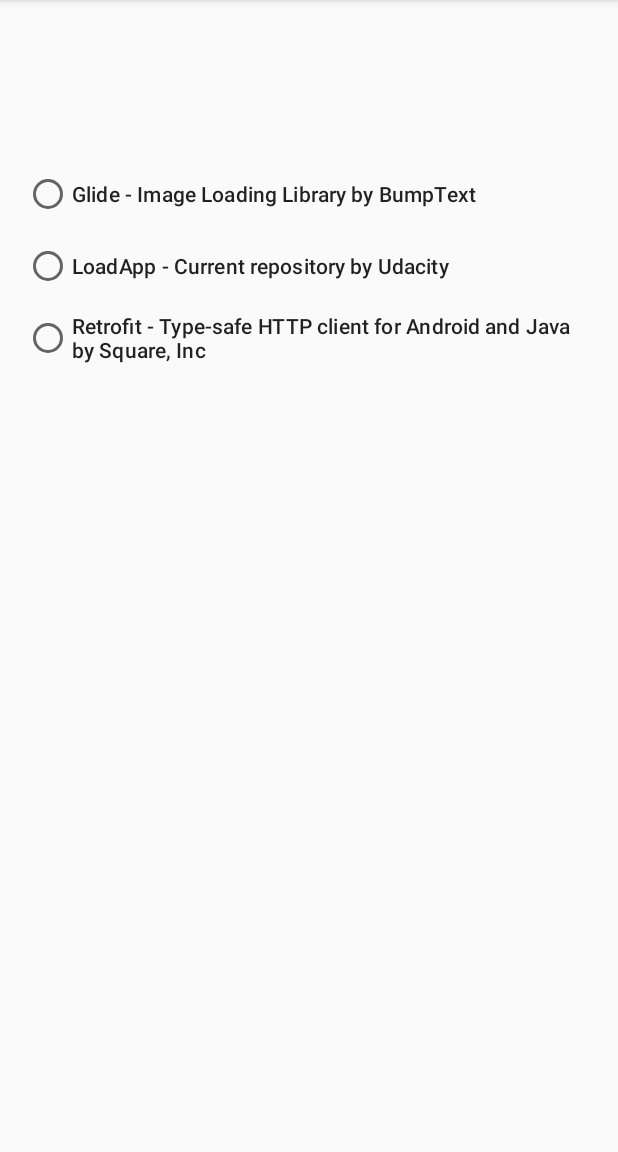
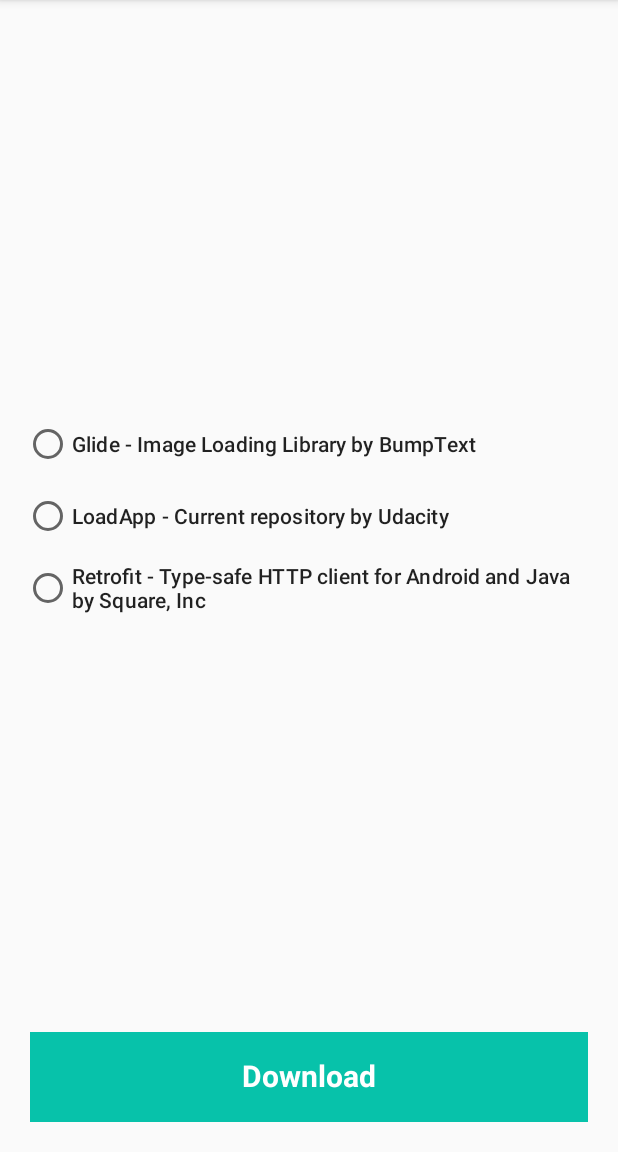
Before and after one commit to phanhung1309/android_udacity_loading_status, an Android app: the screen it shows after launch (MainActivity), on a phone screen of 412 x 824 dp, the part 84-1236 px from its top. Run offline under Robolectric (Android 15) with nearby library versions, the phone set to English and light mode, and no system bars.

Commit message:
create custom loading button

```diff
--- a/app/src/main/java/com/udacity/LoadingButton.kt
+++ b/app/src/main/java/com/udacity/LoadingButton.kt
@@ -1,10 +1,14 @@
 package com.udacity
 
+import android.animation.Animator
+import android.animation.AnimatorListenerAdapter
 import android.animation.ValueAnimator
 import android.content.Context
-import android.graphics.Canvas
+import android.graphics.*
 import android.util.AttributeSet
 import android.view.View
+import androidx.core.content.ContextCompat
+import androidx.core.content.withStyledAttributes
 import kotlin.properties.Delegates
 
 class LoadingButton @JvmOverloads constructor(
@@ -12,22 +16,114 @@ class LoadingButton @JvmOverloads constructor(
 ) : View(context, attrs, defStyleAttr) {
     private var widthSize = 0
     private var heightSize = 0
+    private var textSize = 0f
+    private var textWidth = 0f
+    private var circleXOffset = textSize / 2
 
-    private val valueAnimator = ValueAnimator()
+    private var buttonTitle: String
 
-    private var buttonState: ButtonState by Delegates.observable<ButtonState>(ButtonState.Completed) { p, old, new ->
+    private var progressWidth = 0f
+    private var progressCircle = 0f
 
+    private var buttonBackgroundColor = ContextCompat.getColor(context, R.color.colorPrimary)
+    private var buttonLoadingBackgroundColor =
+        ContextCompat.getColor(context, R.color.colorPrimaryDark)
+    private var loadingCircleColor = ContextCompat.getColor(context, R.color.colorAccent)
+
+    private var valueAnimator = ValueAnimator()
+
+    private var buttonState: ButtonState by Delegates.observable<ButtonState>(ButtonState.Completed) { _, _, new ->
+        when (new) {
+            ButtonState.Clicked -> {
+                buttonTitle = resources.getString(R.string.button_clicked)
+                invalidate()
+            }
+            ButtonState.Loading -> {
+                buttonTitle = resources.getString(R.string.button_loading)
+
+                valueAnimator = ValueAnimator.ofFloat(0f, widthSize.toFloat())
+                valueAnimator.setDuration(3000)
+                valueAnimator.addUpdateListener { animation ->
+                    progressWidth = animation.animatedValue as Float
+                    progressCircle = (widthSize.toFloat() / 365) * progressWidth
+                    invalidate()
+                }
+
+                valueAnimator.addListener(object : AnimatorListenerAdapter() {
+                    override fun onAnimationEnd(animation: Animator) {
+                        progressWidth = 0f
+                        if (buttonState == ButtonState.Loading) {
+                            buttonState = ButtonState.Loading
+                        }
+                    }
+                })
+                valueAnimator.start()
+            }
+            ButtonState.Completed -> {
+                valueAnimator.cancel()
+                buttonTitle = resources.getString(R.string.button_download)
+                progressWidth = 0f
+                progressCircle = 0f
+                invalidate()
+            }
+        }
     }
 
 
     init {
+        buttonTitle = resources.getString(R.string.button_download)
+        context.withStyledAttributes(attrs, R.styleable.LoadingButton) {
+            buttonBackgroundColor = getColor(R.styleable.LoadingButton_buttonBackgroundColor, 0)
+            buttonLoadingBackgroundColor =
+                getColor(R.styleable.LoadingButton_buttonBackgroundLoadingColor, 0)
+            loadingCircleColor = getColor(R.styleable.LoadingButton_loadingCircleColor, 0)
+        }
+    }
 
+    private val paint = Paint(Paint.ANTI_ALIAS_FLAG).apply {
+        textSize = resources.getDimension(R.dimen.default_text_size)
+        typeface = Typeface.create("", Typeface.BOLD)
+    }
+
+    private fun Canvas.drawButtonBackground() {
+        paint.color = buttonBackgroundColor
+        drawRect(0f, 0f, widthSize.toFloat(), heightSize.toFloat(), paint)
+    }
+
+    private fun Canvas.drawButtonLoadingBackground() {
+        paint.color = buttonLoadingBackgroundColor
+        drawRect(0f, 0f, progressWidth, heightSize.toFloat(), paint)
+    }
+
+    private fun Canvas.drawCircleLoading() {
+        save()
+        translate(widthSize / 2 + textWidth / 2 + circleXOffset, heightSize / 2 - textSize / 2)
+        paint.color = loadingCircleColor
+        drawArc(RectF(0f, 0f, textSize, textSize), 0F, progressCircle * 0.365f, true, paint)
+        restore()
+    }
+
+    private fun Canvas.drawTitle() {
+        paint.color = Color.WHITE
+        textWidth = paint.measureText(buttonTitle)
+        drawText(
+            buttonTitle,
+            widthSize / 2 - textWidth / 2,
+            heightSize / 2 - (paint.descent() + paint.ascent()) / 2,
+            paint
+        )
     }
 
 
     override fun onDraw(canvas: Canvas?) {
         super.onDraw(canvas)
 
+        canvas?.apply {
+            drawButtonBackground()
+            drawButtonLoadingBackground()
+            drawCircleLoading()
+            drawTitle()
+        }
     }
 
     override fun onMeasure(widthMeasureSpec: Int, heightMeasureSpec: Int) {
--- a/app/src/main/res/layout/content_main.xml
+++ b/app/src/main/res/layout/content_main.xml
@@ -48,11 +48,16 @@
     <com.udacity.LoadingButton
         android:id="@+id/custom_button"
         android:layout_width="0dp"
-        app:layout_constraintStart_toStartOf="parent"
-        app:layout_constraintEnd_toEndOf="parent"
         android:layout_height="60dp"
         android:layout_margin="20dp"
+        android:layout_marginStart="16dp"
+        android:layout_marginEnd="16dp"
+        android:layout_marginBottom="24dp"
+        app:buttonBackgroundColor="@color/colorPrimary"
+        app:buttonBackgroundLoadingColor="@color/colorPrimaryDark"
         app:layout_constraintBottom_toBottomOf="parent"
-        app:layout_constraintTop_toTopOf="parent" />
+        app:layout_constraintEnd_toEndOf="parent"
+        app:layout_constraintStart_toStartOf="parent"
+        app:loadingCircleColor="@color/colorAccent" />
 
 </androidx.constraintlayout.widget.ConstraintLayout>
--- a/app/src/main/res/values/attrs.xml
+++ b/app/src/main/res/values/attrs.xml
@@ -1,6 +1,8 @@
 <?xml version="1.0" encoding="utf-8"?>
 <resources>
     <declare-styleable name="LoadingButton">
-<!--   TODO: create custom attributes for the view-->
+        <attr name="buttonBackgroundColor" format="color"/>
+        <attr name="buttonBackgroundLoadingColor" format="color"/>
+        <attr name="loadingCircleColor" format="color"/>
     </declare-styleable>
 </resources>
--- a/app/src/main/res/values/strings.xml
+++ b/app/src/main/res/values/strings.xml
@@ -9,6 +9,8 @@
     <string name="notification_button">See changes</string>
 
     <string name="button_name">Click me</string>
+    <string name="button_clicked">Clicked</string>
+    <string name="button_download">Download</string>
     <string name="button_loading">We are loading </string>
     <string name="title_activity_detail">DetailActivity</string>
     <string name="radio_glide">Glide - Image Loading Library by BumpText</string>
```
